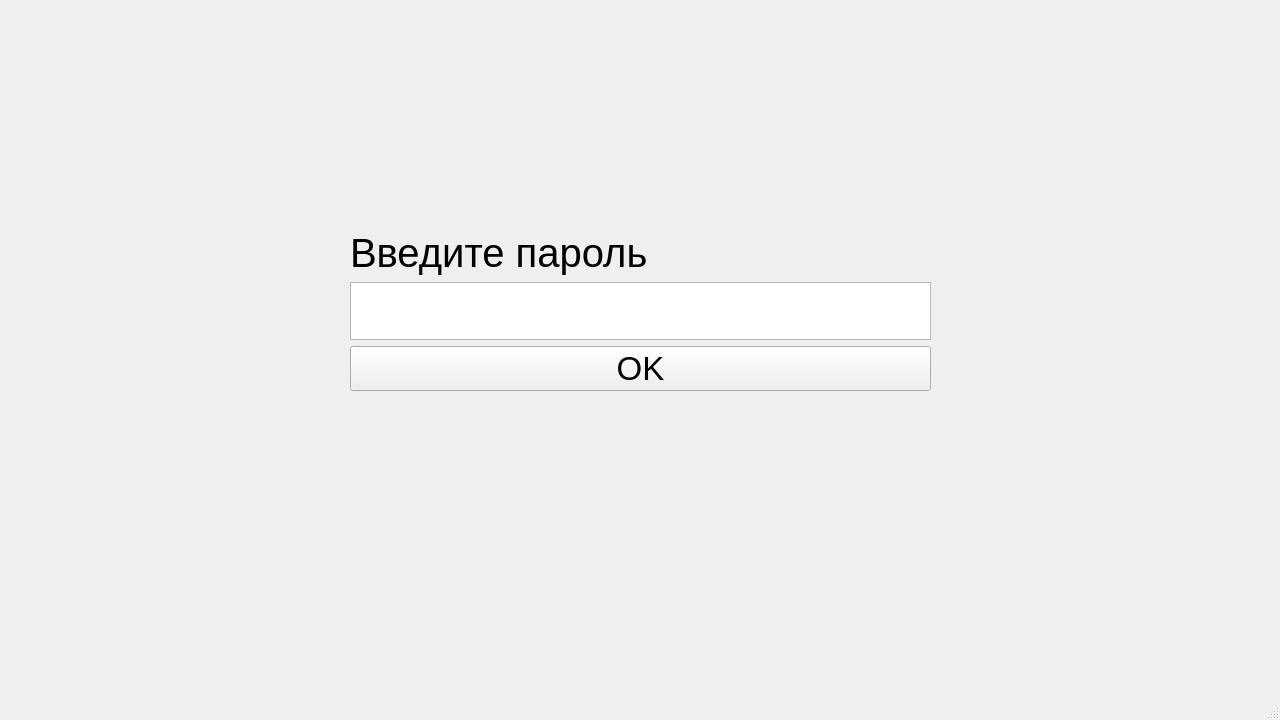
First picture: the form in PasswordWindow.ui, repository DrDeLaBill/ReagentDispenser, before the edit.
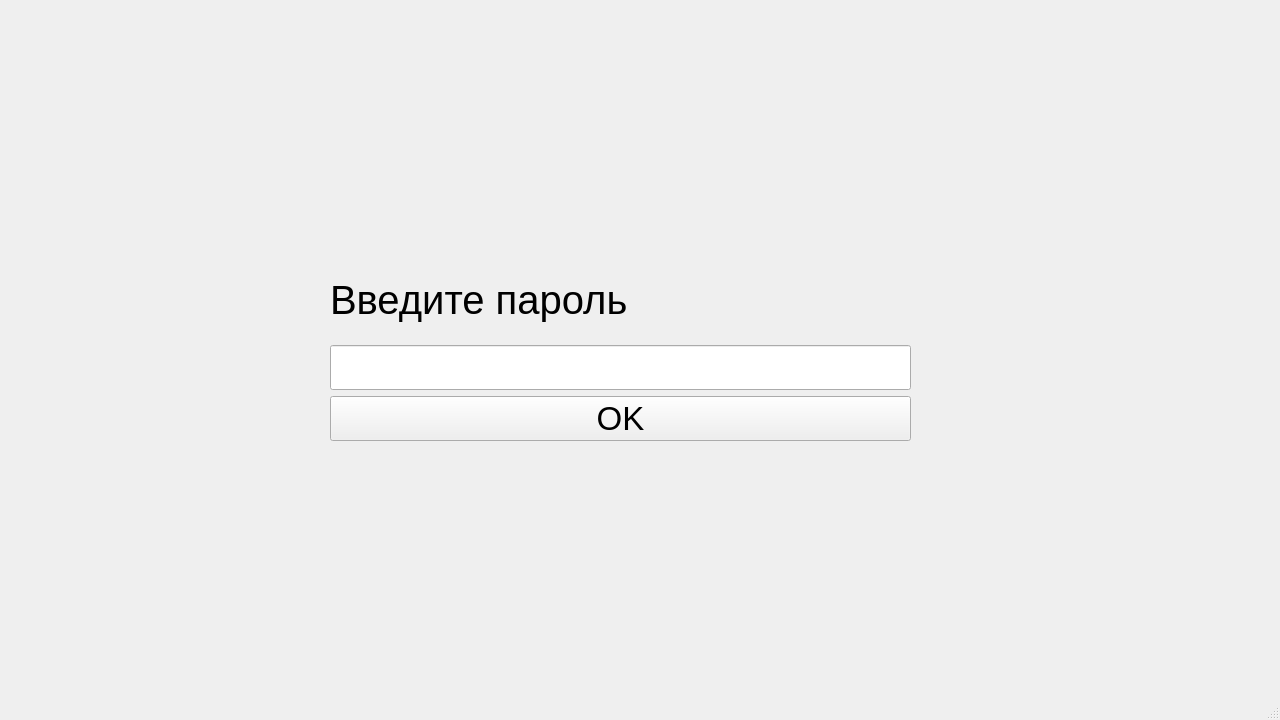
Second picture: the form after the edit.

Diff of the .ui file:
```diff
--- a/PasswordWindow.ui
+++ b/PasswordWindow.ui
@@ -17,10 +17,10 @@
    <widget class="QWidget" name="verticalLayoutWidget">
     <property name="geometry">
      <rect>
-      <x>350</x>
-      <y>230</y>
+      <x>330</x>
+      <y>260</y>
       <width>581</width>
-      <height>161</height>
+      <height>181</height>
      </rect>
     </property>
     <layout class="QVBoxLayout" name="verticalLayout">
@@ -37,7 +37,13 @@
       </widget>
      </item>
      <item>
-      <widget class="QTextEdit" name="textEdit"/>
+      <widget class="QLineEdit" name="lineEdit">
+       <property name="font">
+        <font>
+         <pointsize>25</pointsize>
+        </font>
+       </property>
+      </widget>
      </item>
      <item>
       <widget class="QPushButton" name="pushButton">
```
